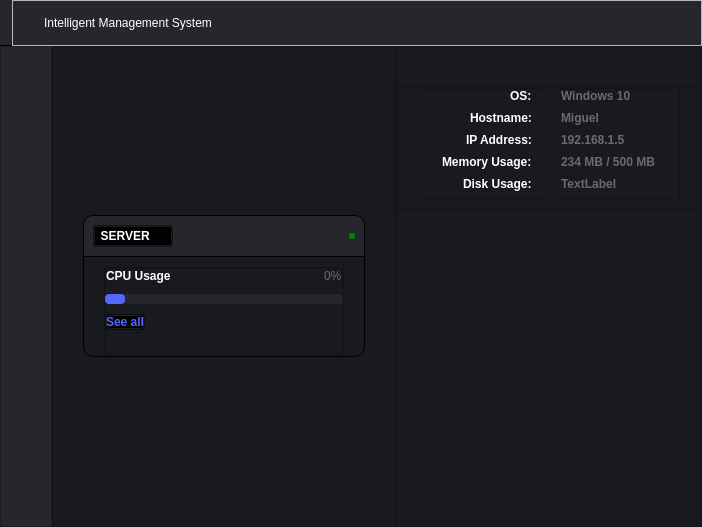
This is main.ui in thebadsektor/intelligent_management_system as Qt 5 draws it before an edit. The edited form follows.
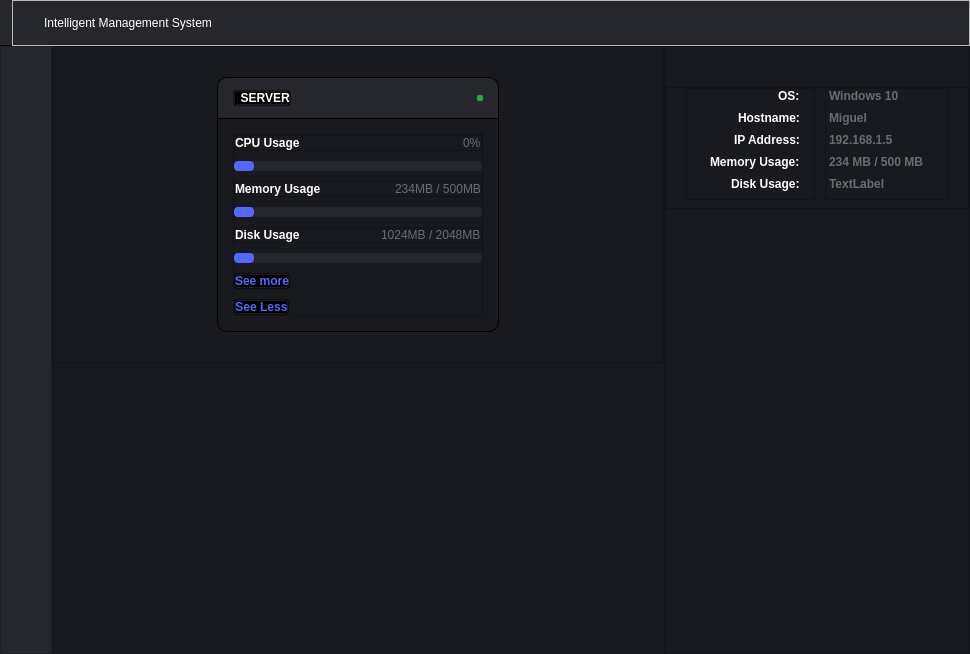
This is the edited form. The open tabs and pages were chosen to show the change. Icons and pictures are not drawn.

Patch:
```diff
--- a/main.ui
+++ b/main.ui
@@ -6,8 +6,8 @@
    <rect>
     <x>0</x>
     <y>0</y>
-    <width>694</width>
-    <height>527</height>
+    <width>970</width>
+    <height>654</height>
    </rect>
   </property>
   <property name="windowTitle">
@@ -657,7 +657,7 @@
           </layout>
          </widget>
         </item>
-        <item>
+        <item alignment="Qt::AlignTop">
          <widget class="QFrame" name="cards">
           <property name="styleSheet">
            <string notr="true">QFrame#cards {
@@ -686,7 +686,7 @@
            <property name="spacing">
             <number>20</number>
            </property>
-           <item row="0" column="0">
+           <item row="0" column="0" alignment="Qt::AlignTop">
             <widget class="QFrame" name="card">
              <property name="styleSheet">
               <string notr="true">QFrame#card {
@@ -694,7 +694,7 @@
 	border-radius: 10px;
 	background-color: transparent;
 	max-width: 280px;
-	max-height: 140px;
+	max-height: 255px;
 }
 
 </string>
@@ -731,7 +731,6 @@
 border-top-left-radius: 10px;
 border-top-right-radius: 10px;
 background-color: #26272D;
-margin-bottom: 10px;
 }</string>
                 </property>
                 <property name="frameShape">
@@ -741,6 +740,21 @@
                  <enum>QFrame::Raised</enum>
                 </property>
                 <layout class="QHBoxLayout" name="horizontalLayout_7">
+                 <property name="spacing">
+                  <number>0</number>
+                 </property>
+                 <property name="leftMargin">
+                  <number>0</number>
+                 </property>
+                 <property name="topMargin">
+                  <number>0</number>
+                 </property>
+                 <property name="rightMargin">
+                  <number>0</number>
+                 </property>
+                 <property name="bottomMargin">
+                  <number>0</number>
+                 </property>
                  <item alignment="Qt::AlignLeft">
                   <widget class="QPushButton" name="PC">
                    <property name="styleSheet">
@@ -749,7 +763,8 @@
 font-weight: 500;
 color: white;
 background-color: transparent;
-text-align: left;</string>
+text-align: left;
+margin-left: 15px;</string>
                    </property>
                    <property name="text">
                     <string>  SERVER</string>
@@ -769,7 +784,8 @@
 	min-width: 6px;
 	max-width: 6px;
 	border-radius: 2px;
-	background-color: green;
+	background-color: #28A745;
+	margin-right: 15px;
 }</string>
                    </property>
                    <property name="text">
@@ -784,8 +800,7 @@
                <widget class="QFrame" name="cardContent">
                 <property name="styleSheet">
                  <string notr="true">QFrame#cardContent {
-	margin-left: 20px;
-	margin-right: 20px;
+	margin: 15px;
 }</string>
                 </property>
                 <property name="frameShape">
@@ -812,6 +827,12 @@
                  </property>
                  <item>
                   <widget class="QFrame" name="cpuUsage">
+                   <property name="sizePolicy">
+                    <sizepolicy hsizetype="Preferred" vsizetype="Fixed">
+                     <horstretch>0</horstretch>
+                     <verstretch>0</verstretch>
+                    </sizepolicy>
+                   </property>
                    <property name="styleSheet">
                     <string notr="true">QFrame#cpuUsage {
 	margin-bottom: 10px;
@@ -839,7 +860,7 @@
                     <property name="bottomMargin">
                      <number>0</number>
                     </property>
-                    <item>
+                    <item alignment="Qt::AlignTop">
                      <widget class="QLabel" name="txtCpuUsage">
                       <property name="styleSheet">
                        <string notr="true">QLabel#txtCpuUsage {
@@ -854,7 +875,7 @@
                       </property>
                      </widget>
                     </item>
-                    <item alignment="Qt::AlignRight">
+                    <item alignment="Qt::AlignRight|Qt::AlignTop">
                      <widget class="QLabel" name="cpuUsageValueText">
                       <property name="styleSheet">
                        <string notr="true">QLabel#cpuUsageValueText {
@@ -871,7 +892,7 @@
                    </layout>
                   </widget>
                  </item>
-                 <item>
+                 <item alignment="Qt::AlignTop">
                   <widget class="QFrame" name="cpuUsageBar">
                    <property name="sizePolicy">
                     <sizepolicy hsizetype="Preferred" vsizetype="Preferred">
@@ -884,8 +905,8 @@
     background-color: #26272D;
     border-radius: 4px;
 	
-	min-width: 238px;
-	max-width: 238px;
+	min-width: 248px;
+	max-width: 248px;
 
 	min-height: 10px;
 	max-height: 10px;
@@ -946,13 +967,286 @@
                    </layout>
                   </widget>
                  </item>
-                 <item alignment="Qt::AlignLeft">
-                  <widget class="QPushButton" name="btnSeeAll">
+                 <item>
+                  <widget class="QFrame" name="memoryUsage">
+                   <property name="sizePolicy">
+                    <sizepolicy hsizetype="Preferred" vsizetype="Fixed">
+                     <horstretch>0</horstretch>
+                     <verstretch>0</verstretch>
+                    </sizepolicy>
+                   </property>
+                   <property name="styleSheet">
+                    <string notr="true">QFrame#memoryUsage {
+	margin-bottom: 10px;
+	margin-top: 10px;
+}</string>
+                   </property>
+                   <property name="frameShape">
+                    <enum>QFrame::StyledPanel</enum>
+                   </property>
+                   <property name="frameShadow">
+                    <enum>QFrame::Raised</enum>
+                   </property>
+                   <layout class="QHBoxLayout" name="horizontalLayout_4">
+                    <property name="spacing">
+                     <number>0</number>
+                    </property>
+                    <property name="leftMargin">
+                     <number>0</number>
+                    </property>
+                    <property name="topMargin">
+                     <number>0</number>
+                    </property>
+                    <property name="rightMargin">
+                     <number>0</number>
+                    </property>
+                    <property name="bottomMargin">
+                     <number>0</number>
+                    </property>
+                    <item alignment="Qt::AlignTop">
+                     <widget class="QLabel" name="memoryUsageLabel">
+                      <property name="styleSheet">
+                       <string notr="true">QLabel#memoryUsageLabel {
+	font-family: &quot;Segoe UI&quot;, sans-serif;
+	font-size: 12px;
+	font-weight: 500;
+	color: white;
+}</string>
+                      </property>
+                      <property name="text">
+                       <string>Memory Usage</string>
+                      </property>
+                     </widget>
+                    </item>
+                    <item alignment="Qt::AlignRight|Qt::AlignTop">
+                     <widget class="QLabel" name="memoryUsageText">
+                      <property name="styleSheet">
+                       <string notr="true">QLabel#memoryUsageText {
+	font-family: &quot;Segoe UI&quot;, sans-serif;
+	color: #6a6b70;
+}
+</string>
+                      </property>
+                      <property name="text">
+                       <string>234MB / 500MB</string>
+                      </property>
+                     </widget>
+                    </item>
+                   </layout>
+                  </widget>
+                 </item>
+                 <item>
+                  <widget class="QFrame" name="memoryUsageBar">
+                   <property name="styleSheet">
+                    <string notr="true">QFrame#memoryUsageBar {
+    background-color: #26272D;
+    border-radius: 4px;
+	
+	min-width: 248px;
+	max-width: 248px;
+
+	min-height: 10px;
+	max-height: 10px;
+}</string>
+                   </property>
+                   <property name="frameShape">
+                    <enum>QFrame::StyledPanel</enum>
+                   </property>
+                   <property name="frameShadow">
+                    <enum>QFrame::Raised</enum>
+                   </property>
+                   <layout class="QHBoxLayout" name="horizontalLayout_11">
+                    <property name="spacing">
+                     <number>0</number>
+                    </property>
+                    <property name="leftMargin">
+                     <number>0</number>
+                    </property>
+                    <property name="topMargin">
+                     <number>0</number>
+                    </property>
+                    <property name="rightMargin">
+                     <number>0</number>
+                    </property>
+                    <property name="bottomMargin">
+                     <number>0</number>
+                    </property>
+                    <item>
+                     <widget class="QLabel" name="memoryUsageBarValue">
+                      <property name="styleSheet">
+                       <string notr="true">QFrame#memoryUsageBarValue {
+	min-height: 10px;
+	border-radius: 4px;
+	background-color: #5468ff;
+	min-width: 20px;
+}
+
+</string>
+                      </property>
+                      <property name="text">
+                       <string/>
+                      </property>
+                     </widget>
+                    </item>
+                    <item>
+                     <spacer name="horizontalSpacer_2">
+                      <property name="orientation">
+                       <enum>Qt::Horizontal</enum>
+                      </property>
+                      <property name="sizeHint" stdset="0">
+                       <size>
+                        <width>215</width>
+                        <height>7</height>
+                       </size>
+                      </property>
+                     </spacer>
+                    </item>
+                   </layout>
+                  </widget>
+                 </item>
+                 <item>
+                  <widget class="QFrame" name="diskUsage">
+                   <property name="sizePolicy">
+                    <sizepolicy hsizetype="Preferred" vsizetype="Fixed">
+                     <horstretch>0</horstretch>
+                     <verstretch>0</verstretch>
+                    </sizepolicy>
+                   </property>
+                   <property name="styleSheet">
+                    <string notr="true">QFrame#diskUsage {
+	margin-bottom: 10px;
+	margin-top: 10px;
+}</string>
+                   </property>
+                   <property name="frameShape">
+                    <enum>QFrame::StyledPanel</enum>
+                   </property>
+                   <property name="frameShadow">
+                    <enum>QFrame::Raised</enum>
+                   </property>
+                   <layout class="QHBoxLayout" name="horizontalLayout_12">
+                    <property name="spacing">
+                     <number>0</number>
+                    </property>
+                    <property name="leftMargin">
+                     <number>0</number>
+                    </property>
+                    <property name="topMargin">
+                     <number>0</number>
+                    </property>
+                    <property name="rightMargin">
+                     <number>0</number>
+                    </property>
+                    <property name="bottomMargin">
+                     <number>0</number>
+                    </property>
+                    <item>
+                     <widget class="QLabel" name="diskUsageLabel">
+                      <property name="styleSheet">
+                       <string notr="true">QLabel#diskUsageLabel {
+	font-family: &quot;Segoe UI&quot;, sans-serif;
+	font-size: 12px;
+	font-weight: 500;
+	color: white;
+}</string>
+                      </property>
+                      <property name="text">
+                       <string>Disk Usage</string>
+                      </property>
+                     </widget>
+                    </item>
+                    <item alignment="Qt::AlignRight">
+                     <widget class="QLabel" name="diskUsageText">
+                      <property name="styleSheet">
+                       <string notr="true">QLabel#diskUsageText {
+	font-family: &quot;Segoe UI&quot;, sans-serif;
+	color: #6a6b70;
+}
+</string>
+                      </property>
+                      <property name="text">
+                       <string>1024MB / 2048MB</string>
+                      </property>
+                     </widget>
+                    </item>
+                   </layout>
+                  </widget>
+                 </item>
+                 <item>
+                  <widget class="QFrame" name="diskUsageBar">
+                   <property name="styleSheet">
+                    <string notr="true">QFrame#diskUsageBar {
+    background-color: #26272D;
+    border-radius: 4px;
+	
+	min-width: 248px;
+	max-width: 248px;
+
+	min-height: 10px;
+	max-height: 10px;
+}</string>
+                   </property>
+                   <property name="frameShape">
+                    <enum>QFrame::StyledPanel</enum>
+                   </property>
+                   <property name="frameShadow">
+                    <enum>QFrame::Raised</enum>
+                   </property>
+                   <layout class="QHBoxLayout" name="horizontalLayout_14">
+                    <property name="spacing">
+                     <number>0</number>
+                    </property>
+                    <property name="leftMargin">
+                     <number>0</number>
+                    </property>
+                    <property name="topMargin">
+                     <number>0</number>
+                    </property>
+                    <property name="rightMargin">
+                     <number>0</number>
+                    </property>
+                    <property name="bottomMargin">
+                     <number>0</number>
+                    </property>
+                    <item>
+                     <widget class="QLabel" name="diskUsageBarValue">
+                      <property name="styleSheet">
+                       <string notr="true">QFrame#diskUsageBarValue {
+	min-height: 10px;
+	border-radius: 4px;
+	background-color: #5468ff;
+	min-width: 20px;
+}
+</string>
+                      </property>
+                      <property name="text">
+                       <string/>
+                      </property>
+                     </widget>
+                    </item>
+                    <item>
+                     <spacer name="horizontalSpacer_3">
+                      <property name="orientation">
+                       <enum>Qt::Horizontal</enum>
+                      </property>
+                      <property name="sizeHint" stdset="0">
+                       <size>
+                        <width>40</width>
+                        <height>20</height>
+                       </size>
+                      </property>
+                     </spacer>
+                    </item>
+                   </layout>
+                  </widget>
+                 </item>
+                 <item alignment="Qt::AlignLeft|Qt::AlignTop">
+                  <widget class="QPushButton" name="btnSeeMore">
                    <property name="cursor">
                     <cursorShape>PointingHandCursor</cursorShape>
                    </property>
                    <property name="styleSheet">
-                    <string notr="true">QPushButton#btnSeeAll {
+                    <string notr="true">QPushButton#btnSeeMore {
 	font-family: &quot;Segoe UI&quot;, sans-serif;
 	font-size: 12px;
 	font-weight: 500;
@@ -964,22 +1258,31 @@
 </string>
                    </property>
                    <property name="text">
-                    <string>See all</string>
+                    <string>See more</string>
                    </property>
                   </widget>
                  </item>
-                 <item>
-                  <spacer name="verticalSpacer_6">
-                   <property name="orientation">
-                    <enum>Qt::Vertical</enum>
+                 <item alignment="Qt::AlignLeft|Qt::AlignTop">
+                  <widget class="QPushButton" name="btnSeeLess">
+                   <property name="cursor">
+                    <cursorShape>PointingHandCursor</cursorShape>
                    </property>
-                   <property name="sizeHint" stdset="0">
-                    <size>
-                     <width>20</width>
-                     <height>40</height>
-                    </size>
+                   <property name="styleSheet">
+                    <string notr="true">QPushButton#btnSeeLess {
+	font-family: &quot;Segoe UI&quot;, sans-serif;
+	font-size: 12px;
+	font-weight: 500;
+	color: #5568fe;
+	background-color: transparent;
+	padding: 0px;	
+	margin-top: 10px;
+}
+</string>
                    </property>
-                  </spacer>
+                   <property name="text">
+                    <string>See Less</string>
+                   </property>
+                  </widget>
                  </item>
                 </layout>
                </widget>
```
